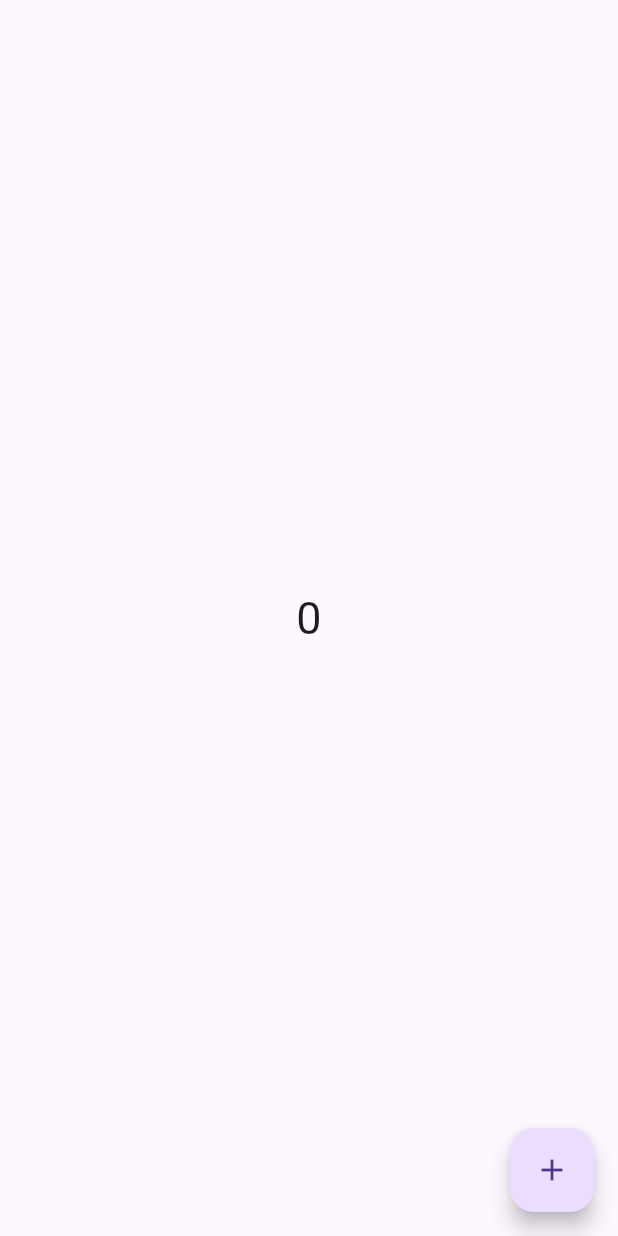
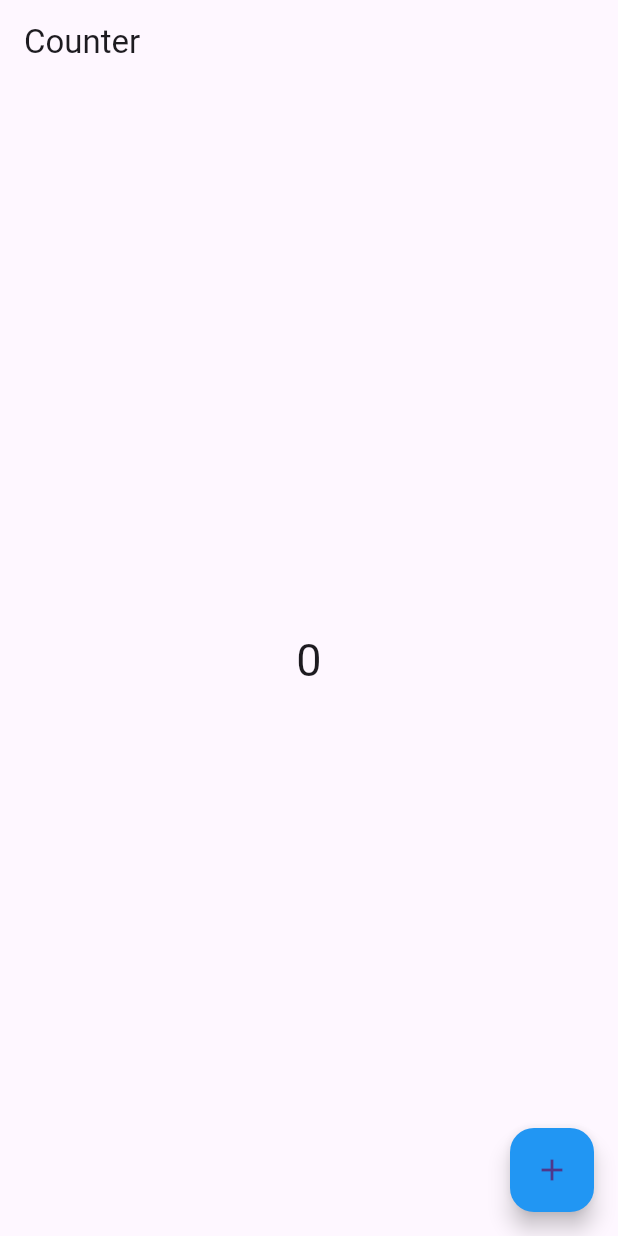
Before and after one commit to Taganile-jesh14/chat_app, a Flutter app: the screen it shows after launch, on a phone screen of 412 x 824 dp. Run offline on Flutter 3.47's test engine with Material 3 defaults, Android fonts, the phone set to English and light mode, and no system bars.

Commit message:
Widget variables vs. state variables

```diff
--- a/lib/counter_stateful_demo.dart
+++ b/lib/counter_stateful_demo.dart
@@ -2,7 +2,9 @@ import 'package:flutter/material.dart';
 
 
 class CounterStateful extends StatefulWidget {
-  const CounterStateful ({Key? key}) : super(key: key);
+  Color buttonColor;
+
+  CounterStateful ({Key? key, required this.buttonColor}) : super(key: key);
 
   @override
   State<CounterStateful>  createState() {
@@ -13,7 +15,6 @@ class CounterStateful extends StatefulWidget {
 }
 
 class _CounterStatefulState extends State<CounterStateful> {
-
   int counter = 0;
 
   void increment(){
@@ -26,7 +27,11 @@ class _CounterStatefulState extends State<CounterStateful> {
   @override
   Widget build(BuildContext context) {
     return Scaffold(
+      appBar: AppBar(
+        title: Text('Counter'),
+      ),
       floatingActionButton: FloatingActionButton(
+        backgroundColor: widget.buttonColor,
         child: Icon(Icons.add),
         onPressed: () {
           increment();
--- a/lib/main.dart
+++ b/lib/main.dart
@@ -11,9 +11,9 @@ class ChatApp extends StatelessWidget {
   @override
   Widget build(BuildContext context) {
     return MaterialApp(
-      title: "Chat App!!!",
+      title: "Chat App",
       theme: ThemeData(primarySwatch: Colors.yellow),
-      home: CounterStateful(),
+      home: CounterStateful(buttonColor: Colors.blue),
     );
   }
 }
```
